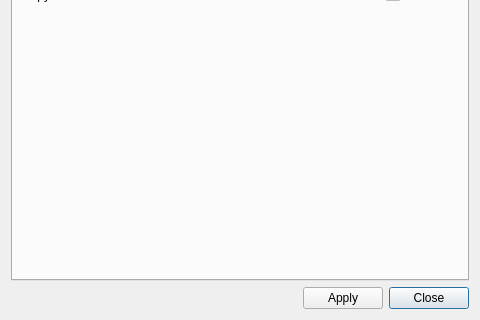
Before: the Qt Designer form ui/mediasettings.ui in ultravideo/uvgComm, drawn with Qt 5; both pictures show x 0 to 480 and y 320 to 640 of the 480 by 640 pixel window.
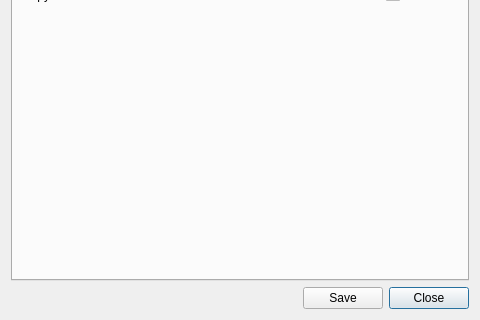
After: the same form once the commit is applied.

Commit message: feature(Settings): Rename apply back to save, because it should be clearer.

Patch:
```diff
--- a/ui/mediasettings.ui
+++ b/ui/mediasettings.ui
@@ -37,7 +37,7 @@
    <item row="2" column="1">
     <widget class="QPushButton" name="custom_ok">
      <property name="text">
-      <string>Apply</string>
+      <string>Save</string>
      </property>
     </widget>
    </item>
```
The commit also changes 2 other files.
